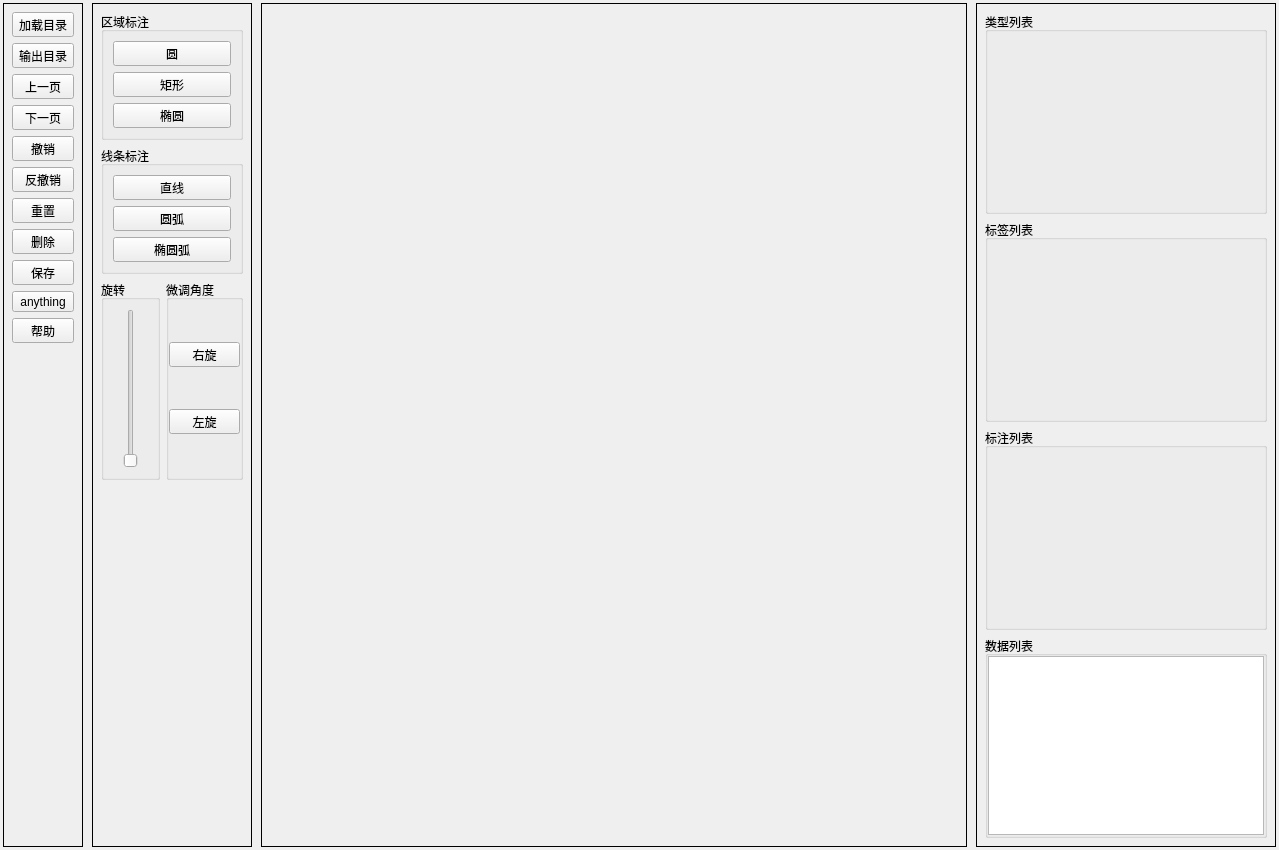
This is ui/main.ui in lrzjbyx/annotation as Qt 5 draws it before an edit. The edited form follows.
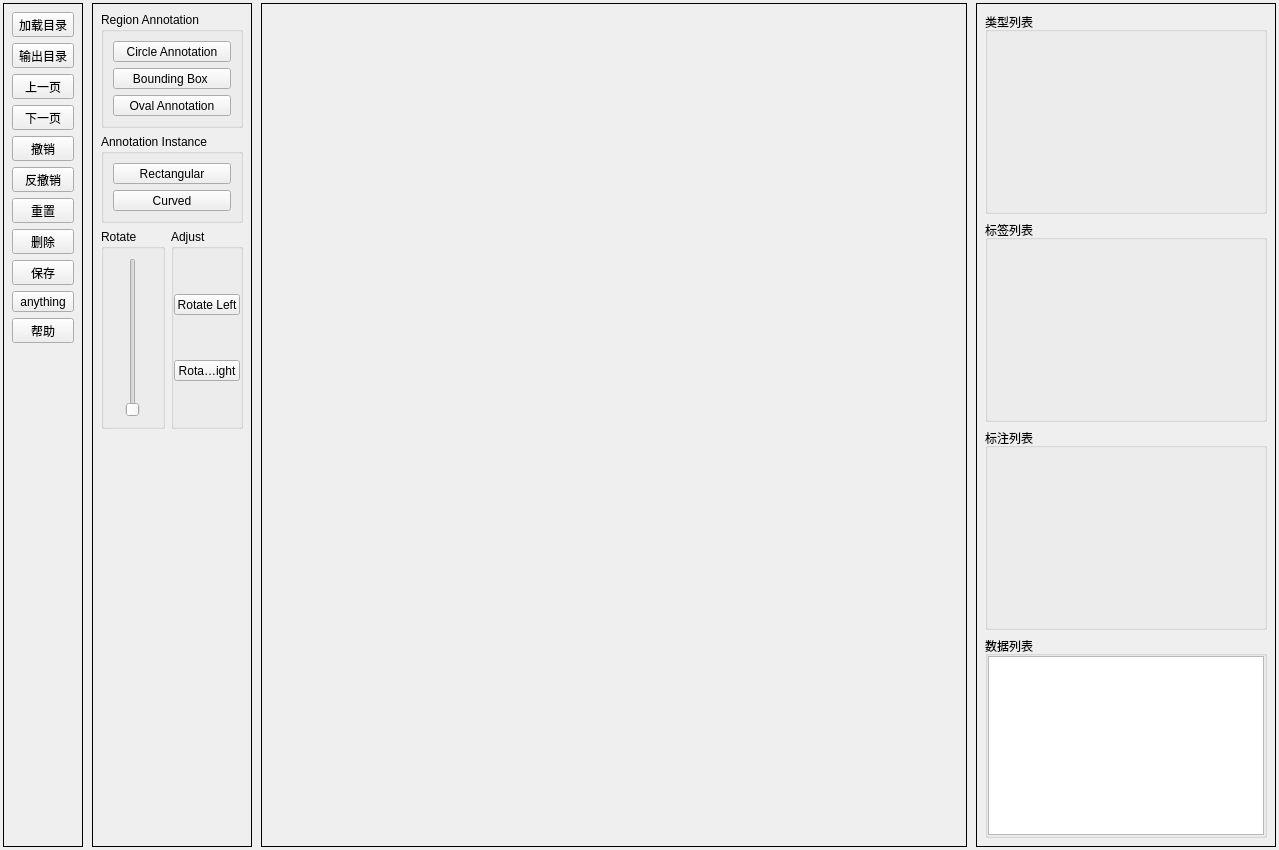
This is the edited form.

What changed in the file:
```diff
--- a/ui/main.ui
+++ b/ui/main.ui
@@ -232,7 +232,7 @@
       <item>
        <widget class="QGroupBox" name="groupBox_5">
         <property name="title">
-         <string>区域标注</string>
+         <string>Region Annotation</string>
         </property>
         <layout class="QVBoxLayout" name="verticalLayout_7">
          <property name="leftMargin">
@@ -250,7 +250,7 @@
             </sizepolicy>
            </property>
            <property name="text">
-            <string>圆</string>
+            <string>Circle Annotation</string>
            </property>
           </widget>
          </item>
@@ -263,7 +263,7 @@
             </sizepolicy>
            </property>
            <property name="text">
-            <string>矩形</string>
+            <string>Bounding Box </string>
            </property>
           </widget>
          </item>
@@ -276,7 +276,7 @@
             </sizepolicy>
            </property>
            <property name="text">
-            <string>椭圆</string>
+            <string>Oval Annotation</string>
            </property>
           </widget>
          </item>
@@ -286,7 +286,7 @@
       <item>
        <widget class="QGroupBox" name="groupBox_8">
         <property name="title">
-         <string>线条标注</string>
+         <string>Annotation Instance</string>
         </property>
         <layout class="QVBoxLayout" name="verticalLayout_4">
          <item>
@@ -298,20 +298,7 @@
             </sizepolicy>
            </property>
            <property name="text">
-            <string>直线</string>
-           </property>
-          </widget>
-         </item>
-         <item>
-          <widget class="QToolButton" name="pushButton_10">
-           <property name="sizePolicy">
-            <sizepolicy hsizetype="MinimumExpanding" vsizetype="Fixed">
-             <horstretch>0</horstretch>
-             <verstretch>0</verstretch>
-            </sizepolicy>
-           </property>
-           <property name="text">
-            <string>圆弧</string>
+            <string>Rectangular</string>
            </property>
           </widget>
          </item>
@@ -324,7 +311,7 @@
             </sizepolicy>
            </property>
            <property name="text">
-            <string>椭圆弧</string>
+            <string>Curved</string>
            </property>
           </widget>
          </item>
@@ -354,7 +341,7 @@
            </size>
           </property>
           <property name="title">
-           <string>旋转</string>
+           <string>Rotate</string>
           </property>
           <layout class="QHBoxLayout" name="horizontalLayout_7">
            <property name="leftMargin">
@@ -411,7 +398,7 @@
         <item>
          <widget class="QGroupBox" name="groupBox_7">
           <property name="title">
-           <string>微调角度</string>
+           <string>Adjust</string>
           </property>
           <layout class="QVBoxLayout" name="verticalLayout_3">
            <property name="spacing">
@@ -438,7 +425,7 @@
               </sizepolicy>
              </property>
              <property name="text">
-              <string>右旋</string>
+              <string>Rotate Left</string>
              </property>
             </widget>
            </item>
@@ -451,7 +438,7 @@
               </sizepolicy>
              </property>
              <property name="text">
-              <string>左旋</string>
+              <string>Rotate Right</string>
              </property>
             </widget>
            </item>
```
